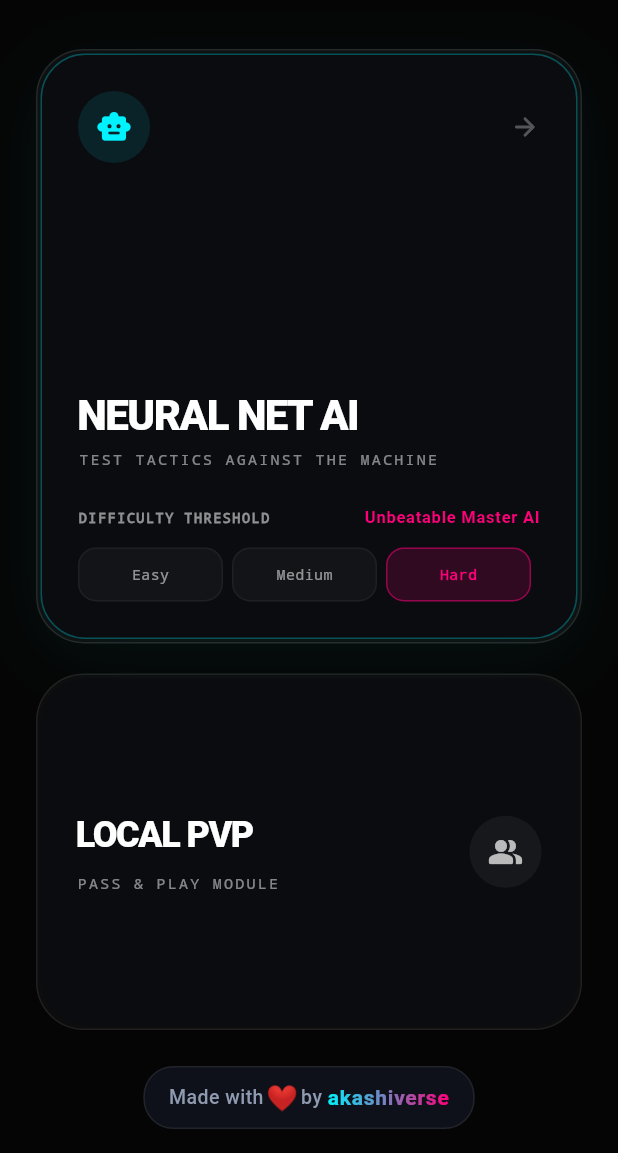
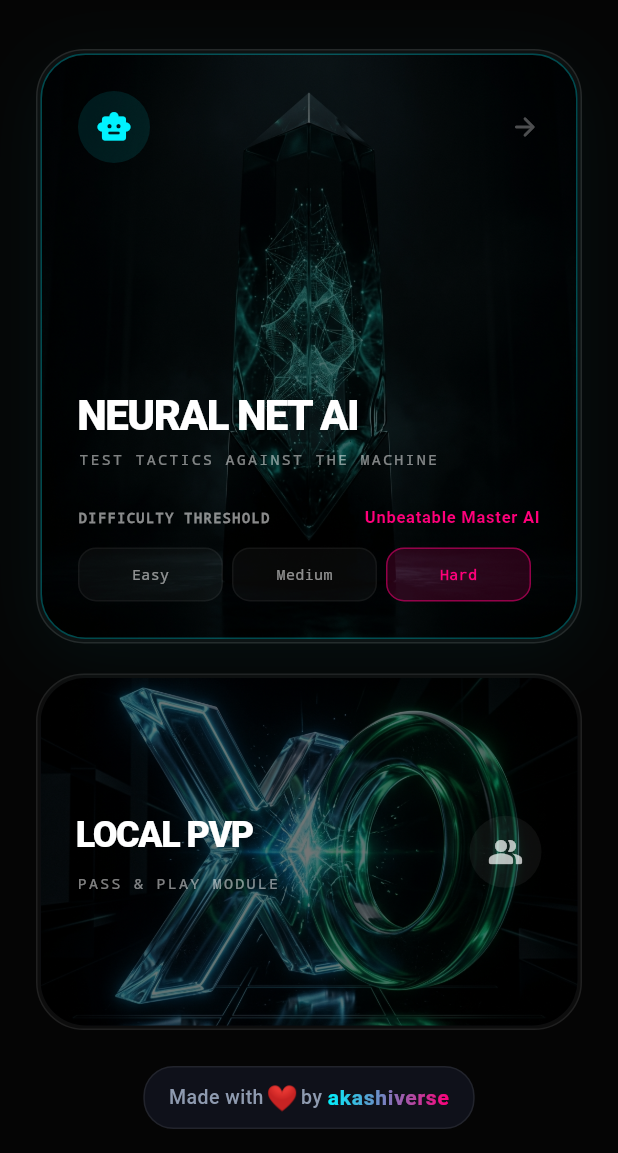
Before and after one commit to liebertjohan-art/hello-app, a Flutter app: the screen it shows after launch, on a phone screen of 412 x 824 dp, the part 83-1236 px from its top. Run offline on Flutter 3.47's test engine with Material 3 defaults, Android fonts, the light colour scheme and no system bars.

Commit message:
feat: add premium AI-generated card art to home screen

```diff
--- a/lib/screens/home_screen.dart
+++ b/lib/screens/home_screen.dart
@@ -231,6 +231,14 @@ class _HomeScreenState extends State<HomeScreen> with TickerProviderStateMixin {
           width: double.infinity,
           decoration: BoxDecoration(
             color: const Color(0xFF0A0C10),
+            image: const DecorationImage(
+              image: AssetImage('assets/images/ai_card.jpg'),
+              fit: BoxFit.cover,
+              colorFilter: ColorFilter.mode(
+                Colors.black54,
+                BlendMode.darken,
+              ),
+            ),
             borderRadius: BorderRadius.circular(30),
             border: Border.all(color: const Color(0xFF00F2FE).withOpacity(0.3), width: 1),
             boxShadow: [
@@ -304,6 +312,14 @@ class _HomeScreenState extends State<HomeScreen> with TickerProviderStateMixin {
           width: double.infinity,
           decoration: BoxDecoration(
             color: const Color(0xFF0A0C10),
+            image: const DecorationImage(
+              image: AssetImage('assets/images/pvp_card.jpg'),
+              fit: BoxFit.cover,
+              colorFilter: ColorFilter.mode(
+                Colors.black54,
+                BlendMode.darken,
+              ),
+            ),
             borderRadius: BorderRadius.circular(30),
           ),
           padding: const EdgeInsets.all(24),
--- a/pubspec.yaml
+++ b/pubspec.yaml
@@ -56,6 +56,9 @@ flutter:
   # included with your application, so that you can use the icons in
   # the material Icons class.
   uses-material-design: true
+  assets:
+    - assets/images/ai_card.jpg
+    - assets/images/pvp_card.jpg
 
   # To add assets to your application, add an assets section, like this:
   # assets:
```
Also changed, not shown: assets/images/ai_card.jpg (added), assets/images/pvp_card.jpg (added).
